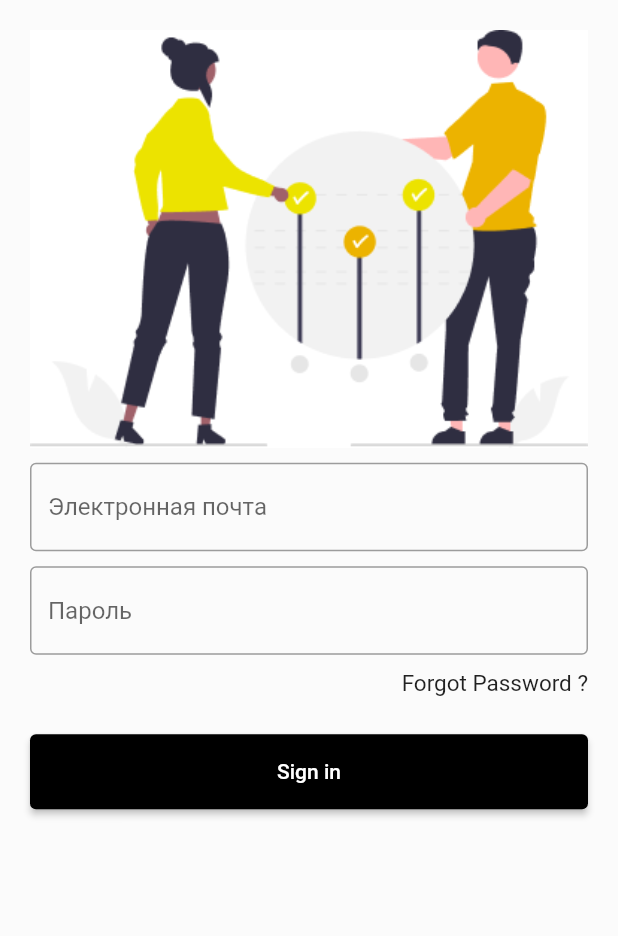
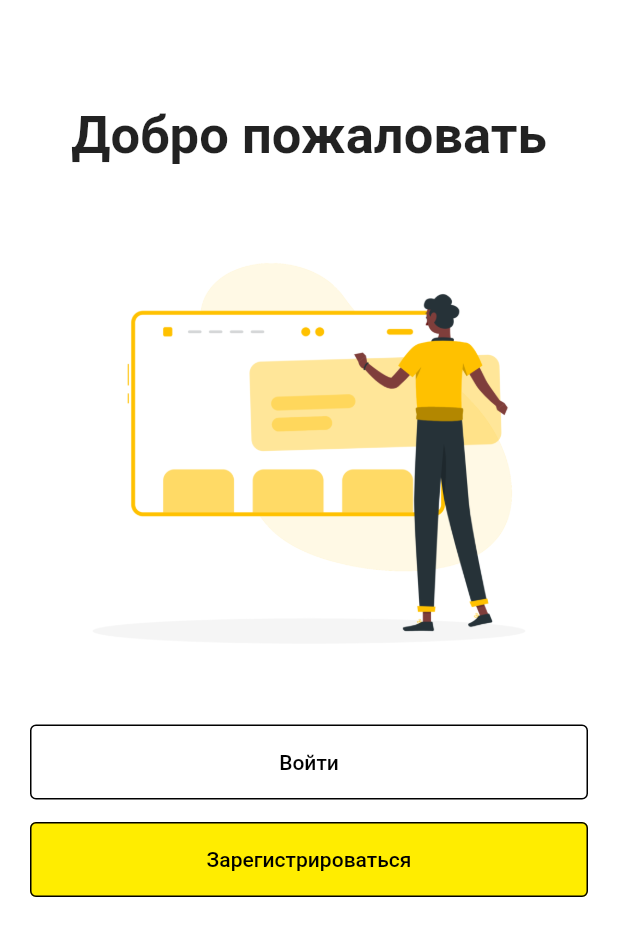
Before and after one commit to SilentSt/oggetto_calendar, a Flutter app: the screen it shows after launch, on a phone screen of 412 x 824 dp. Shown: the top 936 px of the screen. Run offline on Flutter 3.47's test engine with Material 2 defaults, Android fonts, the phone set to English and light mode, and no system bars.

Commit message:
auth+reg pages

```diff
--- a/lib/logic/controllers.dart
+++ b/lib/logic/controllers.dart
@@ -3,4 +3,8 @@ import 'package:flutter/material.dart';
 class Controllers{
   static TextEditingController loginController = TextEditingController();
   static TextEditingController passwordController = TextEditingController();
+  static TextEditingController regEmailController = TextEditingController();
+  static TextEditingController regNameController = TextEditingController();
+  static TextEditingController regPhoneController = TextEditingController();
+  static TextEditingController regPasswordController = TextEditingController();
 }
--- a/lib/ui/constants/app_strings.dart
+++ b/lib/ui/constants/app_strings.dart
@@ -1,8 +1,11 @@
 class AppStrings{
-  static const String loginHint = "Электронная почта";
+  static const String emailHint = "Электронная почта";
   static const String passwordHint = "Пароль";
-  static const String loginLabelText = "Давайте авторизуем вас";
-  static const String loginSubLabelText = "С возвращением ,\nМы скучали";
+  static const String nameHint = "Имя";
+  static const String phoneHint = "Номер телефона";
+  static const String authLabelText = "Добро пожаловать";
+  static const String authSubLabelText = "Сервис планирования и отслеживания событий";
   static const String noAccountText = "Все еще нет аккаунта?";
   static const String regAccountText = "Зарегистрироваться";
+  static const String signIn = "Войти";
 }
--- a/lib/ui/scenes/auth.dart
+++ b/lib/ui/scenes/auth.dart
@@ -1,9 +1,9 @@
-import 'dart:ui';
+import 'package:flutter/material.dart';
 import 'package:oggetto_calendar/data/storage/tempStorage/device_info.dart';
-import 'package:flutter/cupertino.dart';
-import 'package:flutter/material.dart';
 import 'package:oggetto_calendar/ui/constants/constants.dart' as constants;
-import 'package:oggetto_calendar/logic/controllers.dart' as controllers;
+import 'package:oggetto_calendar/ui/scenes/register.dart';
+
+import 'login.dart';
 
 class Auth extends StatelessWidget {
   const Auth({Key? key}) : super(key: key);
@@ -13,77 +13,58 @@ class Auth extends StatelessWidget {
     return Scaffold(
       backgroundColor: constants.AppColors.baseColor,
       body: SafeArea(
+        child: Padding(
+          padding: const EdgeInsets.all(20),
           child: SingleChildScrollView(
-          child: Center(
-            child: Container(
-              padding: const EdgeInsets.all(20),
-              decoration: const BoxDecoration(boxShadow: [
-                BoxShadow(color: constants.AppColors.shadowColor)
-              ]),
             child: Column(
-                mainAxisAlignment: MainAxisAlignment.end,
-                crossAxisAlignment: CrossAxisAlignment.start,
+              mainAxisAlignment: MainAxisAlignment.spaceEvenly,
               children: [
-                  Image.asset("img/Frame.png",width: DeviceInfo.screenSize.width-20,),
-                  const SizedBox(height: 10,),
-                  TextField(
-                    controller: controllers.Controllers.loginController,
-                    decoration: const InputDecoration(
-                      border: OutlineInputBorder(),
-                      hintText: constants.AppStrings.loginHint,
+                const SizedBox(
+                  height: 50,
                 ),
+                const Text(
+                  constants.AppStrings.authLabelText,
+                  style: TextStyle(fontSize: 35, fontWeight: FontWeight.bold),
                 ),
-                  const SizedBox(
-                    height: 10,
+                Image.asset("img/auth.png"),
+                ElevatedButton(
+                  onPressed: () => {
+                    Navigator.push(context, MaterialPageRoute(builder: (context) => const Login()),)
+                  },
+                  child: const Text(
+                    constants.AppStrings.signIn,
+                    style: TextStyle(color: constants.AppColors.textColor),
                   ),
-                  TextField(
-                    controller: controllers.Controllers.passwordController,
-                    obscureText: true,
-                    decoration: const InputDecoration(
-                      border: OutlineInputBorder(),
-                      hintText: constants.AppStrings.passwordHint,
-                    ),
-                  ),
-                  const SizedBox(
-                    height: 10,
-                  ),
-                  //add function forgot pwd
-                  SizedBox(
-                    width: DeviceInfo.screenSize.width - 20,
-                    child: Align(
-                      alignment: Alignment.centerRight,
-                      child: GestureDetector(
-                        child: const Text(
-                          "Forgot Password ?",
-                          style: TextStyle(fontSize: 15),
-                        ),
-                        onTap: () => {},
-                      ),
-                    ),
-                  ),
-                  const SizedBox(
-                    height: 25,
-                  ),
-                  //add function sign in
-                  ElevatedButton(
-                    onPressed: () => {},
-                    child: const Text("Sign in"),
                   style: ButtonStyle(
                       minimumSize: MaterialStateProperty.all(
                         Size(DeviceInfo.screenSize.width - 20, 50),
                       ),
+                      shadowColor: MaterialStateProperty.all(Colors.transparent),
                       backgroundColor: MaterialStateProperty.all(
-                            constants.AppColors.textColor)),
+                          constants.AppColors.windowColor),
+                      side: MaterialStateProperty.all(const BorderSide(
+                          color: constants.AppColors.textColor))),
                 ),
-                  const SizedBox(
-                    height: 35,
+                const SizedBox(height: 15,),
+                ElevatedButton(
+                  onPressed: () => {
+                    Navigator.push(context, MaterialPageRoute(builder: (context) => const Register()),)
+                  },
+                  child: const Text(
+                    constants.AppStrings.regAccountText,
+                    style: TextStyle(color: constants.AppColors.textColor),
                   ),
-
-                  const SizedBox(
-                    height: 100,
-                  )
+                  style: ButtonStyle(
+                      minimumSize: MaterialStateProperty.all(
+                        Size(DeviceInfo.screenSize.width - 20, 50),
+                      ),
+                      shadowColor: MaterialStateProperty.all(Colors.transparent),
+                      backgroundColor: MaterialStateProperty.all(
+                          constants.AppColors.accentColor),
+                      side: MaterialStateProperty.all(const BorderSide(
+                          color: constants.AppColors.textColor))),
+                ),
               ],
-              ),
             ),
           ),
         ),
```
Also changed, not shown: lib/ui/scenes/login.dart (added, +75 -0 lines), lib/ui/scenes/register.dart (added, +95 -0 lines), img/auth.png (added), img/reg.png (added), lib/ui/scenes/calendar.dart (added), lib/ui/widgets/static/registration_modal_window.dart (deleted). Lines whose indentation alone changed are shown as unchanged.
